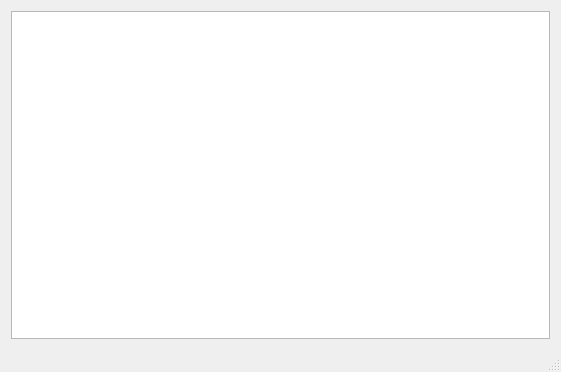
This is GraphDemo/mainwindow.ui in SqrtMinusOne/GraphAnimationDemo as Qt 5 draws it before an edit. The edited form follows.
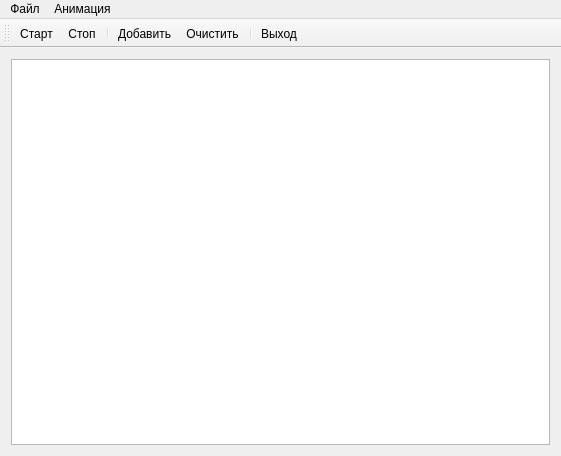
This is the edited form.

Diff of the .ui file:
```diff
--- a/GraphDemo/mainwindow.ui
+++ b/GraphDemo/mainwindow.ui
@@ -7,7 +7,7 @@
     <x>0</x>
     <y>0</y>
     <width>561</width>
-    <height>372</height>
+    <height>456</height>
    </rect>
   </property>
   <property name="windowTitle">
@@ -20,7 +20,77 @@
     </item>
    </layout>
   </widget>
-  <widget class="QStatusBar" name="statusBar"/>
+  <widget class="QMenuBar" name="menuBar">
+   <property name="geometry">
+    <rect>
+     <x>0</x>
+     <y>0</y>
+     <width>561</width>
+     <height>22</height>
+    </rect>
+   </property>
+   <widget class="QMenu" name="menu">
+    <property name="title">
+     <string>Файл</string>
+    </property>
+    <addaction name="action_exit"/>
+   </widget>
+   <widget class="QMenu" name="menu_2">
+    <property name="title">
+     <string>Анимация</string>
+    </property>
+    <addaction name="action_start_animation"/>
+    <addaction name="action_stop_animation"/>
+    <addaction name="separator"/>
+    <addaction name="action_add_animation"/>
+    <addaction name="action_clear_animation"/>
+   </widget>
+   <addaction name="menu"/>
+   <addaction name="menu_2"/>
+  </widget>
+  <widget class="QToolBar" name="toolBar">
+   <property name="windowTitle">
+    <string>toolBar</string>
+   </property>
+   <attribute name="toolBarArea">
+    <enum>TopToolBarArea</enum>
+   </attribute>
+   <attribute name="toolBarBreak">
+    <bool>false</bool>
+   </attribute>
+   <addaction name="action_start_animation"/>
+   <addaction name="action_stop_animation"/>
+   <addaction name="separator"/>
+   <addaction name="action_add_animation"/>
+   <addaction name="action_clear_animation"/>
+   <addaction name="separator"/>
+   <addaction name="action_exit"/>
+  </widget>
+  <action name="action_exit">
+   <property name="text">
+    <string>Выход</string>
+   </property>
+  </action>
+  <action name="action_start_animation">
+   <property name="text">
+    <string>Старт</string>
+   </property>
+  </action>
+  <action name="action_stop_animation">
+   <property name="text">
+    <string>Стоп</string>
+   </property>
+  </action>
+  <action name="action_clear_animation">
+   <property name="text">
+    <string>Очистить</string>
+   </property>
+  </action>
+  <action name="action_add_animation">
+   <property name="text">
+    <string>Добавить</string>
+   </property>
+  </action>
  </widget>
  <layoutdefault spacing="6" margin="11"/>
  <resources/>
```
